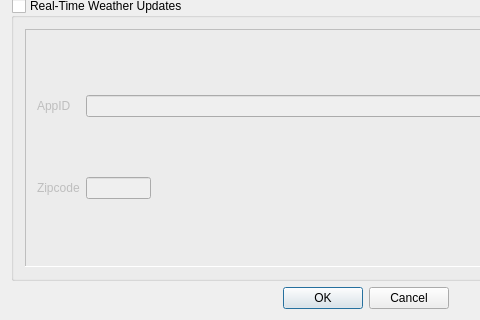
This is IdsEditor/TesterEditor.ui in pnnl/ms-speak as Qt 5 draws it before an edit; both pictures show x 0 to 480 and y 302 to 622 of the 731 by 622 pixel window. The edited form follows.
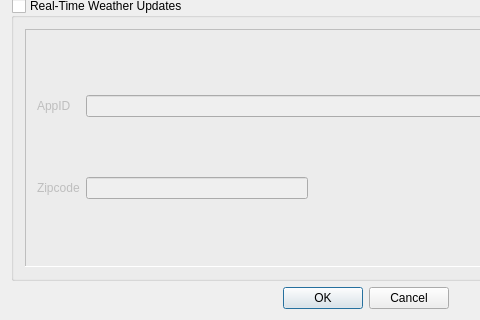
This is the edited form. Icons and pictures are not drawn.

Diff of the .ui file:
```diff
--- a/IdsEditor/TesterEditor.ui
+++ b/IdsEditor/TesterEditor.ui
@@ -167,12 +167,21 @@
          </item>
          <item row="1" column="1">
           <widget class="QLineEdit" name="edtZip">
+           <property name="enabled">
+            <bool>false</bool>
+           </property>
            <property name="sizePolicy">
             <sizepolicy hsizetype="Fixed" vsizetype="Fixed">
              <horstretch>0</horstretch>
              <verstretch>0</verstretch>
             </sizepolicy>
            </property>
+           <property name="minimumSize">
+            <size>
+             <width>222</width>
+             <height>0</height>
+            </size>
+           </property>
            <property name="maximumSize">
             <size>
              <width>65</width>
```
Left out of the diff: 3 changed lines with no effect on the pictures.
